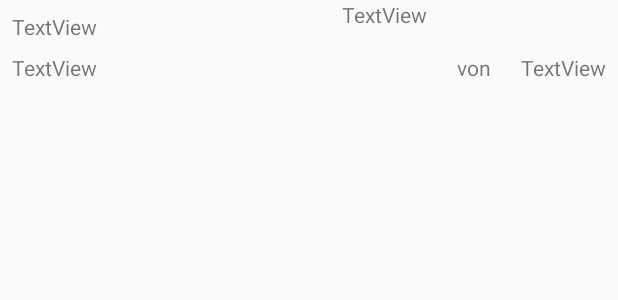
After one commit to B-Team/b-team-app, an Android app: the layout active_book_item.xml on its own in the app's theme, with its tools: preview values and no code run, on a phone screen of 412 x 824 dp. The commit adds this screen. Shown: the top 300 px of the screen. Run offline under Robolectric (Android 15) with nearby library versions, the phone set to English and light mode, and no system bars.

Commit message:
added toast for the bookedit menu with readingstatues implemented database working on (not finished) main activity table for current reading books

```diff
--- a/app/src/main/java/com/b_team/b_team_app/BookInfoActivity.java
+++ b/app/src/main/java/com/b_team/b_team_app/BookInfoActivity.java
@@ -1,6 +1,7 @@
 package com.b_team.b_team_app;
 
 import android.app.LoaderManager;
+import android.app.ProgressDialog;
 import android.content.CursorLoader;
 import android.content.Loader;
 import android.database.Cursor;
@@ -20,7 +21,7 @@ import android.widget.TextView;
 public class BookInfoActivity extends AppCompatActivity implements LoaderManager.LoaderCallbacks<Cursor>{
 
     TextView tvBookTitle, tvAuthorName, tvPublisherName, tvNVolume, tvNMaxVolume, tvNPages, tvBookType, tvIsbn, tvGenreName, tvOwnershipStatus, tvNotes;
-    Button bOpenDescription;
+    Button bOpenDescription, progress;
     ImageView ivRatingStar1, ivRatingStar2, ivRatingStar3, ivRatingStar4, ivRatingStar5, ivBookCover;
     int rating;
     String description;
@@ -63,6 +64,7 @@ public class BookInfoActivity extends AppCompatActivity implements LoaderManager
                 dialog.show(getSupportFragmentManager(), "BookDescriptionFragment");
             }
         });
+
 
         ivBookCover = (ImageView) findViewById(R.id.imageView_bookCover);
 
--- /dev/null
+++ b/app/src/main/res/layout/active_book_item.xml
@@ -0,0 +1,56 @@
+<?xml version="1.0" encoding="utf-8"?>
+<android.support.constraint.ConstraintLayout
+    xmlns:android="http://schemas.android.com/apk/res/android"
+    xmlns:app="http://schemas.android.com/apk/res-auto"
+    xmlns:tools="http://schemas.android.com/tools"
+    android:layout_width="match_parent"
+    android:layout_height="match_parent">
+
+    <TextView
+        android:id="@+id/activeTitel"
+        android:layout_width="wrap_content"
+        android:layout_height="wrap_content"
+        android:layout_marginStart="8dp"
+        android:layout_marginTop="8dp"
+        android:text="TextView"
+        app:layout_constraintStart_toStartOf="parent"
+        app:layout_constraintTop_toTopOf="parent" />
+
+    <TextView
+        android:id="@+id/activeAuthor"
+        android:layout_width="wrap_content"
+        android:layout_height="wrap_content"
+        android:layout_marginStart="8dp"
+        android:layout_marginTop="8dp"
+        android:text="TextView"
+        app:layout_constraintStart_toStartOf="parent"
+        app:layout_constraintTop_toBottomOf="@+id/activeTitel" />
+
+    <TextView
+        android:id="@+id/activeMaxPage"
+        android:layout_width="wrap_content"
+        android:layout_height="wrap_content"
+        android:layout_marginEnd="8dp"
+        android:text="TextView"
+        app:layout_constraintEnd_toEndOf="parent"
+        app:layout_constraintTop_toTopOf="@+id/activeAuthor" />
+
+    <TextView
+        android:id="@+id/von"
+        android:layout_width="wrap_content"
+        android:layout_height="wrap_content"
+        android:layout_marginEnd="20dp"
+        android:text="TextView"
+        app:layout_constraintEnd_toStartOf="@+id/activeMaxPage"
+        app:layout_constraintTop_toTopOf="@+id/activeAuthor"
+        tools:text="@string/bookinfo_volumeconjunction" />
+
+    <TextView
+        android:id="@+id/activeCurrentPage"
+        android:layout_width="wrap_content"
+        android:layout_height="wrap_content"
+        android:layout_marginEnd="20dp"
+        android:text="TextView"
+        app:layout_constraintEnd_toStartOf="@+id/von"
+        tools:layout_editor_absoluteY="35dp" />
+</android.support.constraint.ConstraintLayout>
--- a/app/src/main/res/layout/activity_main.xml
+++ b/app/src/main/res/layout/activity_main.xml
@@ -23,4 +23,5 @@
         app:layout_constraintEnd_toEndOf="parent"
         app:layout_constraintStart_toStartOf="parent"
         app:layout_constraintTop_toBottomOf="@+id/toolbar" />
+
 </android.support.constraint.ConstraintLayout>
--- a/app/src/main/res/values/strings.xml
+++ b/app/src/main/res/values/strings.xml
@@ -20,6 +20,8 @@
     <string name="key_genre">Genre</string>
     <string name="key_ownership">Besitzstatus</string>
     <string name="key_rating">Bewertung</string>
+    <string name="key_readingstatus">Lesestatus</string>
+    <string name="key_currentpage">Aktuelle Seite</string>
 
     <!-- Edit error messages -->
     <string name="editError_emptyRequiredField">Bitte %1$s angeben</string>
@@ -83,4 +85,5 @@
     <!-- Chrissi -->
     <string name="bookedit_maxpage">von %1$s</string>
 
+
 </resources>
```
Also changed, not shown: app/src/main/java/com/b_team/b_team_app/BookEditActivity.java (+46 -2 lines), app/src/main/java/com/b_team/b_team_app/BooksTable.java (+9 -1 lines), app/src/main/java/com/b_team/b_team_app/MainActivity.java (+45 -1 lines), app/src/main/res/layout/activity_book_info.xml (+10 -0 lines).
